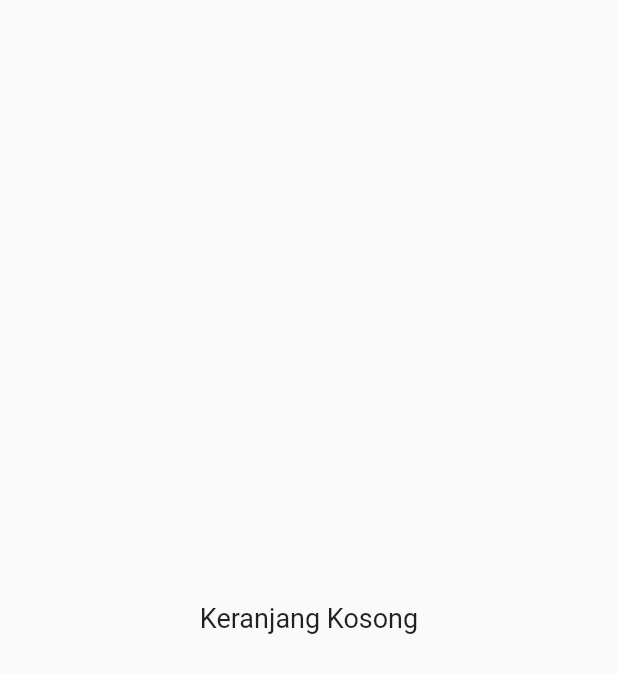
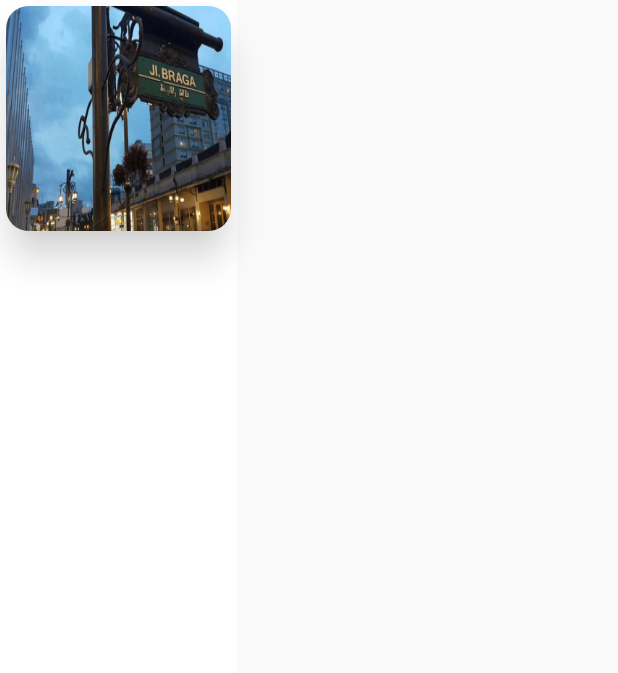
Before and after one commit to Masbin1/sahabit-apps, a Flutter app: the KeranjangPage screen opened directly, on a phone screen of 412 x 824 dp. Shown: the top 673 px of the screen. Run offline on Flutter 3.47's test engine with Material 2 defaults, Android fonts, the phone set to English and light mode, and no system bars; our stand-ins replace carousel_slider, google_maps_flutter, google_nav_bar, image_picker, shared_preferences, sqflite and 2 more; missing offline and left inert: banner_listtile, flutter_onboard, fsearch, sign_button; accounts and stored records are empty; network calls fail.

Commit message:
perubahan keranjang

```diff
--- a/lib/home/home_page.dart
+++ b/lib/home/home_page.dart
@@ -14,6 +14,7 @@ import 'package:sahabit_apps/model/kategori.dart';
 import 'package:http/http.dart' as http;
 import 'package:sahabit_apps/model/produk.dart';
 import 'package:sahabit_apps/temukan_page.dart';
+import 'package:sahabit_apps/bookmark_page.dart';
 
 class HomePage extends StatefulWidget {
   const HomePage({Key key}) : super(key: key);
@@ -222,6 +223,14 @@ class _HomePageState extends State<HomePage> {
               //         MaterialPageRoute(builder: (context) => BookmarkPage()));
               //   },
               // )
+              BuildButton(
+                title: "Voucher",
+                icon: Icons.paid_sharp,
+                press: () {
+                  Navigator.of(context).push(
+                      MaterialPageRoute(builder: (context) => BookmarkPage()));
+                },
+              )
             ],
           ),
           SizedBox(
--- a/lib/home/komponents/build_slider.dart
+++ b/lib/home/komponents/build_slider.dart
@@ -69,7 +69,7 @@ class _BuildSliderState extends State<BuildSlider> {
                   borderRadius: BorderRadius.circular(5),
                   color: _currentIndex == index
                       ? Color.fromARGB(255, 159, 94, 238)
-                      : Colors.blue.withOpacity(0.3),
+                      : Color.fromARGB(255, 202, 111, 223).withOpacity(0.3),
                 ),
               );
             }),
--- a/lib/introduction/intro.dart
+++ b/lib/introduction/intro.dart
@@ -17,7 +17,12 @@ class IntroPage extends StatelessWidget {
           );
         },
         // Either Provide onDone Callback or nextButton Widget to handle done state
-        onDone: () {},
+        onDone: () {
+          Navigator.push(
+            context,
+            MaterialPageRoute(builder: (context) => LandingPage()),
+          );
+        },
         onBoardData: onBoardData,
         titleStyles: const TextStyle(
           color: Colors.deepOrange,
@@ -91,7 +96,7 @@ class IntroPage extends StatelessWidget {
         curve: Curves.easeInOutSine,
       );
     } else {
-      // onDone:()
+      // onDone();
     }
   }
 
--- a/lib/landing_page.dart
+++ b/lib/landing_page.dart
@@ -9,6 +9,7 @@ import 'package:sahabit_apps/profil/profil_page.dart';
 import 'package:sahabit_apps/transaksi/pembayaran/list_pembayaran.dart';
 import 'package:sahabit_apps/transaksi/status_page.dart';
 import 'package:sahabit_apps/transaksi/transaksi_page.dart';
+import 'bookmark_page.dart';
 
 import 'event_page.dart';
 
--- a/lib/transaksi/keranjang_page.dart
+++ b/lib/transaksi/keranjang_page.dart
@@ -206,25 +206,53 @@ class _KeranjangPageState extends State<KeranjangPage> {
   }
 
   Widget _keranjangKosong() {
-    return FutureBuilder(
-        future: Future.delayed(Duration(seconds: 1)),
-        builder: (c, s) => s.connectionState == ConnectionState.done
-            ? keranjanglist.isEmpty
-                ? SafeArea(
-                    child: Center(
-                      child: Container(
-                        padding: EdgeInsets.only(left: 25, right: 25),
-                        child: Text("Keranjang Kosong",
-                            style: TextStyle(fontSize: 18)),
-                      ),
-                    ),
-                  )
-                : Center(
-                    child: CircularProgressIndicator(),
-                  )
-            : Center(
-                child: CircularProgressIndicator(),
-              ));
+    return SafeArea(
+      child: Container(
+        color: Colors.white,
+        child: Column(
+          children: [
+            Positioned(
+              child: Card(
+                elevation: 10.0,
+                shadowColor: Color.fromARGB(255, 29, 11, 11).withOpacity(0.5),
+                shape: RoundedRectangleBorder(
+                  borderRadius: BorderRadius.circular(25.0),
+                ),
+                child: Container(
+                  height: 150,
+                  width: 150,
+                  decoration: BoxDecoration(
+                      borderRadius: BorderRadius.circular(15.0),
+                      image: DecorationImage(
+                          fit: BoxFit.fill,
+                          image: AssetImage('assets/images/braga.png'))),
+                ),
+              ),
+            ),
+          ],
+        ),
+      ),
+    );
+
+    // return FutureBuilder(
+    //     future: Future.delayed(Duration(seconds: 1)),
+    //     builder: (c, s) => s.connectionState == ConnectionState.done
+    //         ? keranjanglist.isEmpty
+    //             ? SafeArea(
+    //                 child: Center(
+    //                   child: Container(
+    //                     padding: EdgeInsets.only(left: 25, right: 25),
+    //                     child: Text("Keranjang Kosong",
+    //                         style: TextStyle(fontSize: 18)),
+    //                   ),
+    //                 ),
+    //               )
+    //             : Center(
+    //                 child: CircularProgressIndicator(),
+    //               )
+    //         : Center(
+    //             child: CircularProgressIndicator(),
+    //           ));
   }
 
   Widget _widgetKeranjang() {
```
Also changed, not shown: pubspec.lock, 1 other file.
